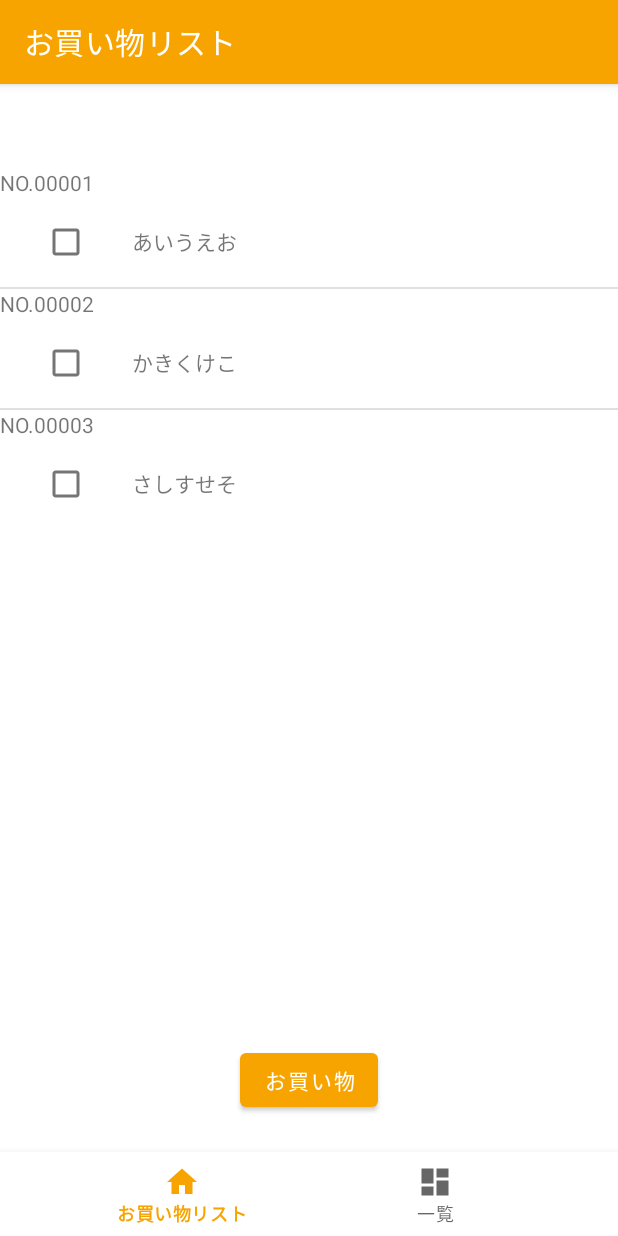
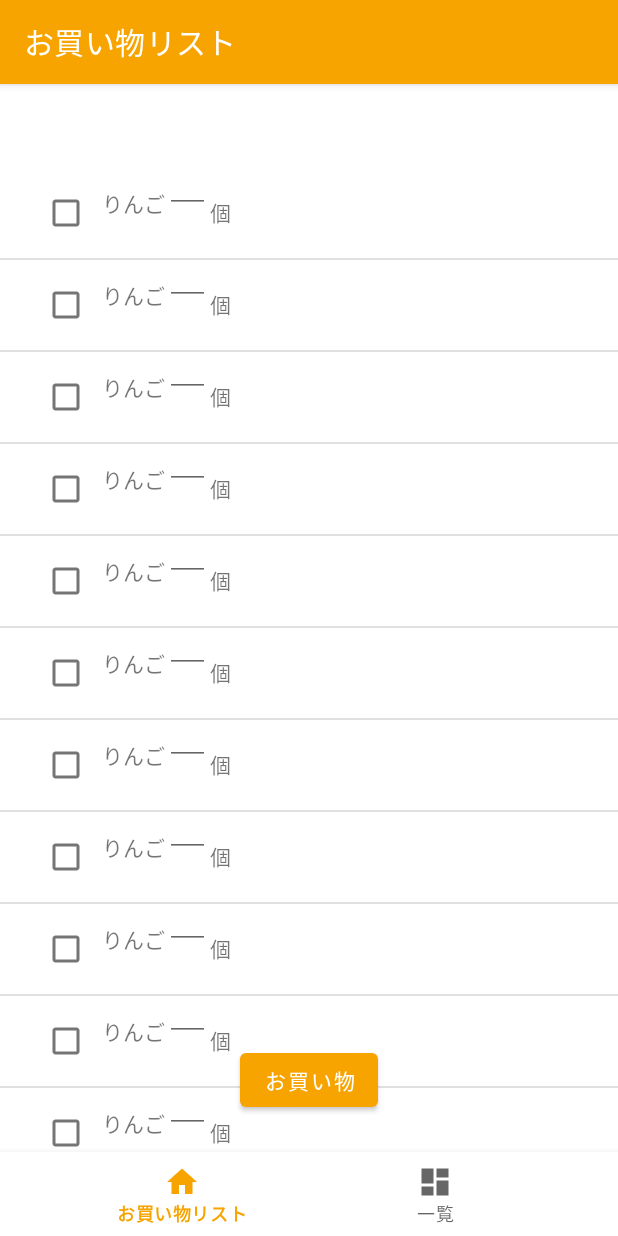
Before and after one commit to KousukeArai/ShoppingList, an Android app: the screen it shows after launch (MainActivity), on a phone screen of 412 x 824 dp. Run offline under Robolectric (Android 15) with nearby library versions, the phone set to English and light mode, and no system bars; our stand-ins replace navigation-ui.

```diff
--- a/app/src/main/java/com/websarva/wings/android/myapplication3/MainActivity.java
+++ b/app/src/main/java/com/websarva/wings/android/myapplication3/MainActivity.java
@@ -25,11 +25,7 @@ import java.util.Map;
 public class MainActivity extends AppCompatActivity {
 
     private ActivityMainBinding binding;
-
-//    // Mapのキー
-//    private final String[] FROM = {"title","name","check"};
-//    // リソースのコントロールID
-//    private final int[] TO = {R.id.textView, R.id.textView2,R.id.checkBox};
+    public static List<Map<String, Object>> list = new ArrayList<>();
 
     @Override
     protected void onCreate(Bundle savedInstanceState) {
@@ -48,44 +44,89 @@ public class MainActivity extends AppCompatActivity {
         NavigationUI.setupActionBarWithNavController(this, navController, appBarConfiguration);
         NavigationUI.setupWithNavController(binding.navView, navController);
 
+        Map<String, Object> map = new HashMap<>();
 
+        map.put("name", "りんご");
+        map.put("unit", "個");
+        map.put("check", false);
+        list.add(map);
 
+        map = new HashMap<>();
+        map.put("name", "りんご");
+        map.put("unit", "個");
+        map.put("check", false);
+        list.add(map);
 
+        map = new HashMap<>();
+        map.put("name", "りんご");
+        map.put("unit", "個");
+        map.put("check", false);
+        list.add(map);
 
-//        // イベント
-//        lv.setOnItemClickListener(new AdapterView.OnItemClickListener() {
-//            @Override
-//            public void onItemClick(AdapterView<?> parent, View view, int position, long id) {
-//                MainActivity.this.setTitle(String.valueOf(position)+"番目がクリックされました。");
-//            }
-//        });
-//
-//        findViewById(R.id.button).setOnClickListener(new View.OnClickListener() {
-//            @Override
-//            public void onClick(View v) {
-//
-//                // リストビューのチェック状態をログに出力する
-//                ListView lv = findViewById(R.id.lvBuyList);
-//                List<Integer> checked_list = new ArrayList<>();
-//                int cnt = lv.getCount();
-//                for(int i = 0;i < cnt;i++) {
-//                    MyAdapter adapter = (MyAdapter)lv.getAdapter();
-//                    View view = adapter.getView(i,null,lv);
-//                    TextView tv = view.findViewById(R.id.textView);
-//                    checked_list.add(i);
-//                    if(adapter.checkList.get(i)) {
-//                        Log.i("MyTAG", tv.getText().toString() + "はtrueです。");
-//                        // 削除
-//                        list.remove(i);
-//                        cnt--;
-//                    }else{
-//                        Log.i("MyTAG", tv.getText().toString()+"はfalseです。");
-//                    }
-//                }
-//                // 更新
-//                adapter.notifyDataSetChanged();
-//
-//            }
-//        });
+        map = new HashMap<>();
+        map.put("name", "りんご");
+        map.put("unit", "個");
+        map.put("check", false);
+        list.add(map);
+
+        map = new HashMap<>();
+        map.put("name", "りんご");
+        map.put("unit", "個");
+        map.put("check", false);
+        list.add(map);
+
+        map = new HashMap<>();
+        map.put("name", "りんご");
+        map.put("unit", "個");
+        map.put("check", false);
+        list.add(map);
+
+        map = new HashMap<>();
+        map.put("name", "りんご");
+        map.put("unit", "個");
+        map.put("check", false);
+        list.add(map);
+
+        map = new HashMap<>();
+        map.put("name", "りんご");
+        map.put("unit", "個");
+        map.put("check", false);
+        list.add(map);
+
+        map = new HashMap<>();
+        map.put("name", "りんご");
+        map.put("unit", "個");
+        map.put("check", false);
+        list.add(map);
+
+        map = new HashMap<>();
+        map.put("name", "りんご");
+        map.put("unit", "個");
+        map.put("check", false);
+        list.add(map);
+
+        map = new HashMap<>();
+        map.put("name", "りんご");
+        map.put("unit", "個");
+        map.put("check", false);
+        list.add(map);
+
+        map = new HashMap<>();
+        map.put("name", "たまねぎ");
+        map.put("unit", "個");
+        map.put("check", false);
+        list.add(map);
+
+        map = new HashMap<>();
+        map.put("name", "にんじん");
+        map.put("unit", "本");
+        map.put("check", false);
+        list.add(map);
+
+        map = new HashMap<>();
+        map.put("name", "トマト");
+        map.put("unit", "個");
+        map.put("check", false);
+        list.add(map);
     }
 }
--- a/app/src/main/java/com/websarva/wings/android/myapplication3/ui/home/HomeFragment.java
+++ b/app/src/main/java/com/websarva/wings/android/myapplication3/ui/home/HomeFragment.java
@@ -37,30 +37,12 @@ public class HomeFragment extends Fragment {
         View view = inflater.inflate(R.layout.fragment_home, container, false);
         //画面部品リストビューを取得
         ListView lvBuyList = view.findViewById(R.id.lvBuyList);
-        //SimpleAdaptorで使用するListオブジェクトを用意
-        // リストデータの生成
-        List<Map<String, Object>> list = new ArrayList<>();
-        Map<String, Object> map = new HashMap<>();
 
-        map.put("title", "NO.00001");
-        map.put("name", "あいうえお");
-        map.put("check", false);
-        list.add(map);
-
-        map = new HashMap<>();
-        map.put("title", "NO.00002");
-        map.put("name", "かきくけこ");
-        map.put("check", false);
-        list.add(map);
-
-        map = new HashMap<>();
-        map.put("title", "NO.00003");
-        map.put("name", "さしすせそ");
-        map.put("check", false);
-        list.add(map);
+        // メインアクティビティが持つリストの取得
+        List<Map<String, Object>> list = MainActivity.list;
 
         // Mapのキー
-        String[] FROM = {"title", "name", "check"};
+        String[] FROM = {"name", "unit", "check"};
         // リソースのコントロールID
         int[] TO = {R.id.textView, R.id.textView2, R.id.checkBox};
 
@@ -88,16 +70,11 @@ public class HomeFragment extends Fragment {
                 int cnt = lv.getCount();
                 for (int i = 0; i < cnt; i++) {
                     MyAdapter adapter = (MyAdapter) lv.getAdapter();
-                    View view = adapter.getView(i, null, lv);
-                    TextView tv = view.findViewById(R.id.textView);
                     checked_list.add(i);
                     if (adapter.checkList.get(i)) {
-                        Log.i("MyTAG", tv.getText().toString() + "はtrueです。");
                         // 削除
                         list.remove(i);
                         cnt--;
-                    } else {
-                        Log.i("MyTAG", tv.getText().toString() + "はfalseです。");
                     }
                 }
                 // 更新
--- a/app/src/main/res/layout/fragment_home.xml
+++ b/app/src/main/res/layout/fragment_home.xml
@@ -9,7 +9,7 @@
 
     <ListView
         android:id="@+id/lvBuyList"
-        android:layout_width="wrap_content"
+        android:layout_width="match_parent"
         android:layout_height="wrap_content"
         app:layout_constraintStart_toStartOf="parent"
         app:layout_constraintTop_toTopOf="parent" />
--- a/app/src/main/res/layout/list.xml
+++ b/app/src/main/res/layout/list.xml
@@ -1,21 +1,11 @@
 <?xml version="1.0" encoding="utf-8"?>
 <LinearLayout
     xmlns:android="http://schemas.android.com/apk/res/android"
-    android:orientation="vertical"
+    android:orientation="horizontal"
     android:layout_width="match_parent"
     android:layout_height="match_parent"
     android:descendantFocusability="blocksDescendants">
 
-    <TextView
-        android:id="@+id/textView"
-        android:layout_width="match_parent"
-        android:layout_height="wrap_content"
-        android:text="TextView" />
-
-    <LinearLayout
-        android:layout_width="match_parent"
-        android:layout_height="wrap_content"
-        android:orientation="horizontal">
 
     <CheckBox
         android:id="@+id/checkBox"
@@ -26,13 +16,20 @@
         android:layout_marginTop="6dp" />
 
     <TextView
+        android:id="@+id/textView"
+        android:layout_width="wrap_content"
+        android:layout_height="wrap_content" />
+
+    <EditText
+        android:layout_width="30dp"
+        android:layout_height="30dp"/>
+
+
+    <TextView
         android:id="@+id/textView2"
         android:layout_width="wrap_content"
         android:layout_height="wrap_content"
-            android:layout_marginLeft="20dp"
         android:layout_marginTop="6dp"
         android:layout_weight="1"
         android:text="TextView" />
 </LinearLayout>
-
-</LinearLayout>
```
Lines whose indentation alone changed are shown as unchanged.
